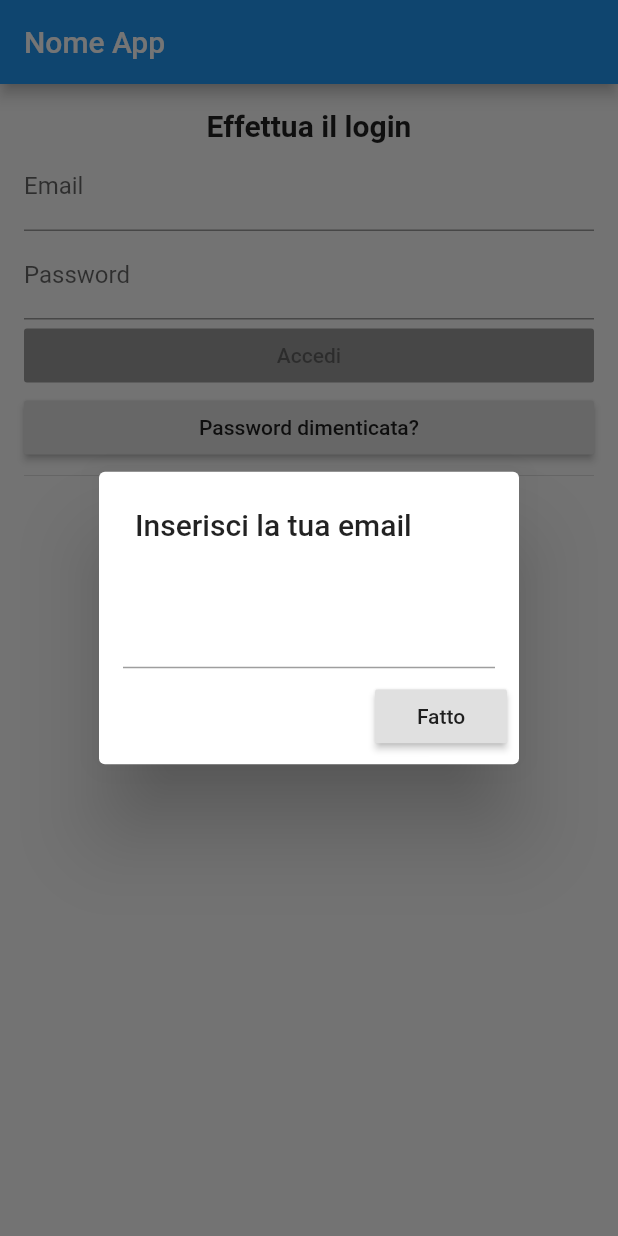
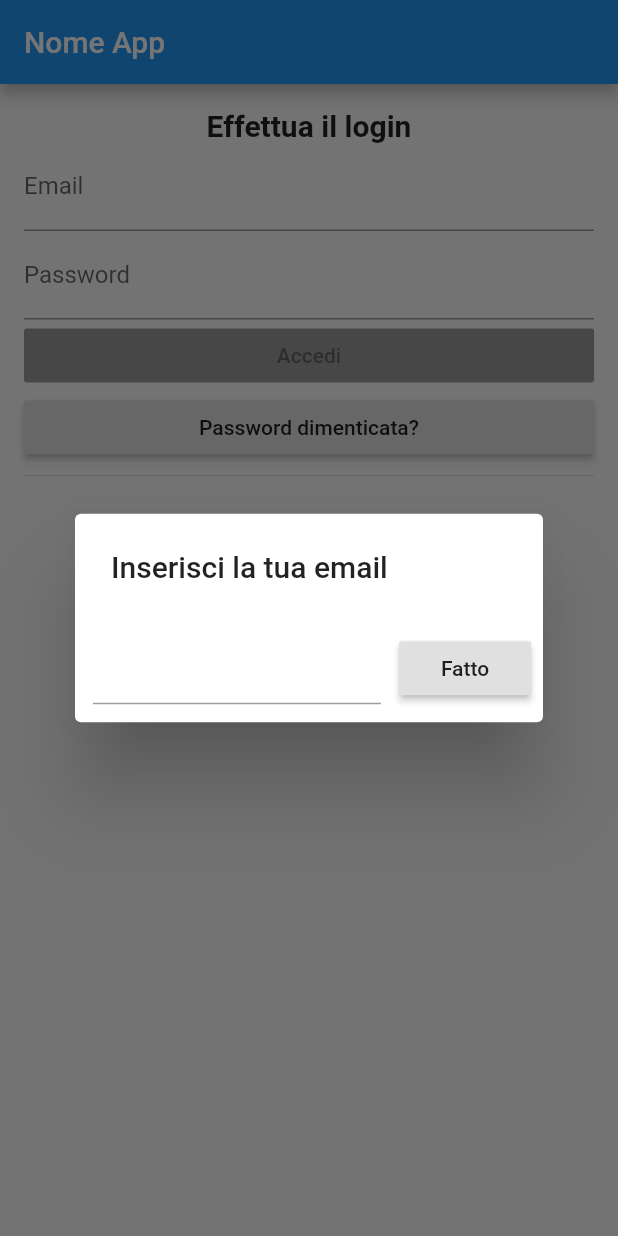
Before and after one commit to francescobaraldi/Clothesgram, a Flutter app: the screen it shows after launch, after a tap on "Password dimenticata?", on a phone screen of 412 x 824 dp. Run offline on Flutter 3.47's test engine with Material 2 defaults, Android fonts, the phone set to English and light mode, and no system bars; our stand-ins replace cloud_firestore, firebase_auth, firebase_core; accounts and stored records are empty.

Commit message:
Corretto bug reimpostazione password nel login nella versione android

```diff
--- a/lib/Screens/Login.dart
+++ b/lib/Screens/Login.dart
@@ -159,15 +159,18 @@ class _LoginState extends State<Login> {
   Future<void> showDialogInsertEmailReset() async {
     return showDialog(
         context: context,
-        barrierDismissible: false,
+        // barrierDismissible: false,
         builder: (context) {
           return AlertDialog(
             title: Text("Inserisci la tua email"),
             actions: <Widget>[
-              Padding(
-                padding: const EdgeInsets.all(8.0),
-                child: TextField(
-                  controller: emailRecuperoController,
+              SizedBox(
+                width: 200,
+                child: Padding(
+                  padding: const EdgeInsets.all(4.0),
+                  child: TextField(
+                    controller: emailRecuperoController,
+                  ),
                 ),
               ),
               RaisedButton(
@@ -179,7 +182,7 @@ class _LoginState extends State<Login> {
                   } catch (e) {
                     showDialogNotExist();
                   }
-                  showDialogEmailSent();
+                  await showDialogEmailSent();
                   Navigator.pop(context);
                 },
               ),
```
Also changed, not shown: 10 other files.
